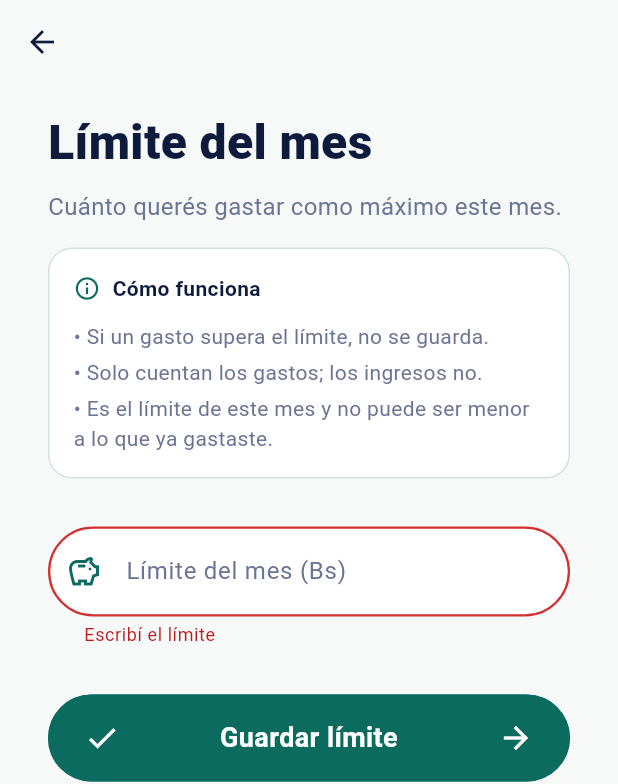
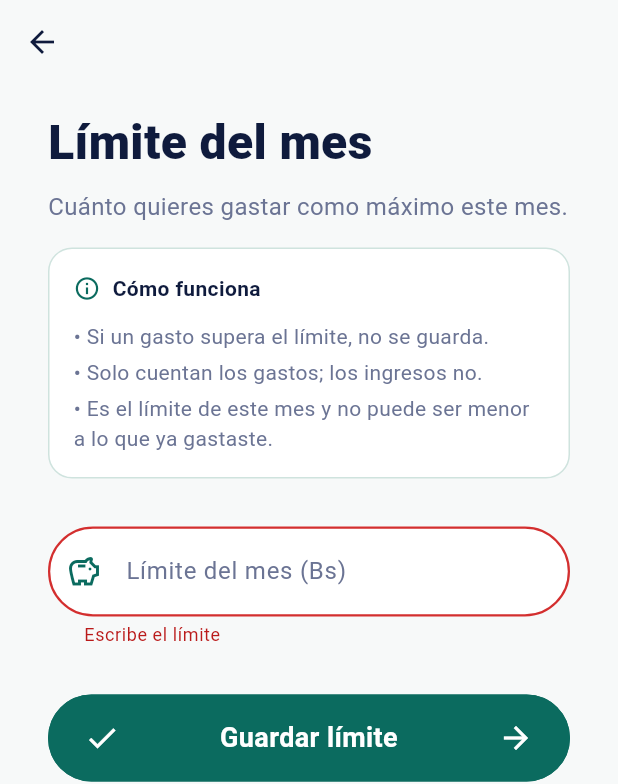
Before and after one commit to ary10220/Pre_estudiantil, a Flutter app: the PantallaLimite screen opened by its route, after a tap on "Guardar límite", on a phone screen of 412 x 824 dp. Shown: the top 784 px of the screen. Run offline on Flutter 3.47's test engine with Material 3 defaults, Android fonts, the phone set to English and light mode, and no system bars; our stand-ins replace shared_preferences; accounts and stored records are empty; network calls fail.

Commit message:
H4.3 Cambiar el voseo por tuteo en el limite (#35)

```diff
--- a/lib/modelos/limite.dart
+++ b/lib/modelos/limite.dart
@@ -1,7 +1,7 @@
 // Límite mensual (#10): mismas reglas y mensajes que servidor/limite.js
-const String mensajeLimiteVacio = 'Escribí el límite';
+const String mensajeLimiteVacio = 'Escribe el límite';
 const String mensajeLimiteNoValido = 'El límite debe ser un número mayor a 0';
-const String mensajeLimiteDecimales = 'Usá como máximo 2 decimales';
+const String mensajeLimiteDecimales = 'Usa como máximo 2 decimales';
 
 // La coma se acepta en la app y viaja al servidor como punto
 String _normalizar(String valor) => valor.trim().replaceAll(',', '.');
--- a/lib/pantallas/pantalla_limite.dart
+++ b/lib/pantallas/pantalla_limite.dart
@@ -171,7 +171,7 @@ class _PantallaLimiteState extends State<PantallaLimite> {
               ),
               const SizedBox(height: 8),
               const Text(
-                'Cuánto querés gastar como máximo este mes.',
+                'Cuánto quieres gastar como máximo este mes.',
                 style: TextStyle(fontSize: 16, color: Colores.grisAzulado),
               ),
               // El límite no puede quedar por debajo de esto
```
Also changed, not shown: docs/evidencias/heuristicas/despues/h4-3-limite-tuteo.png (added), 3 other files.
